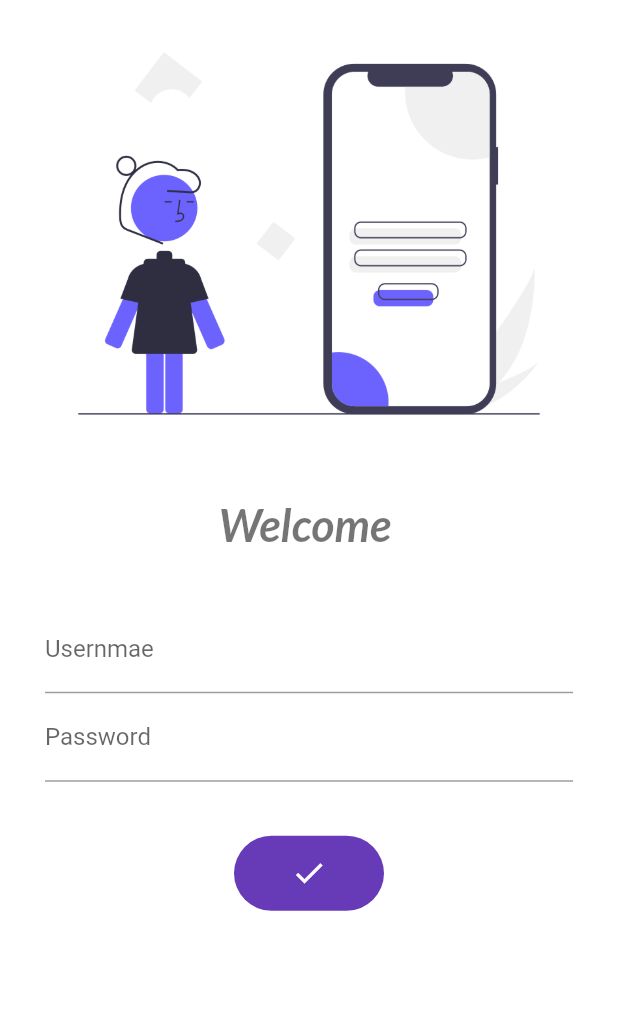
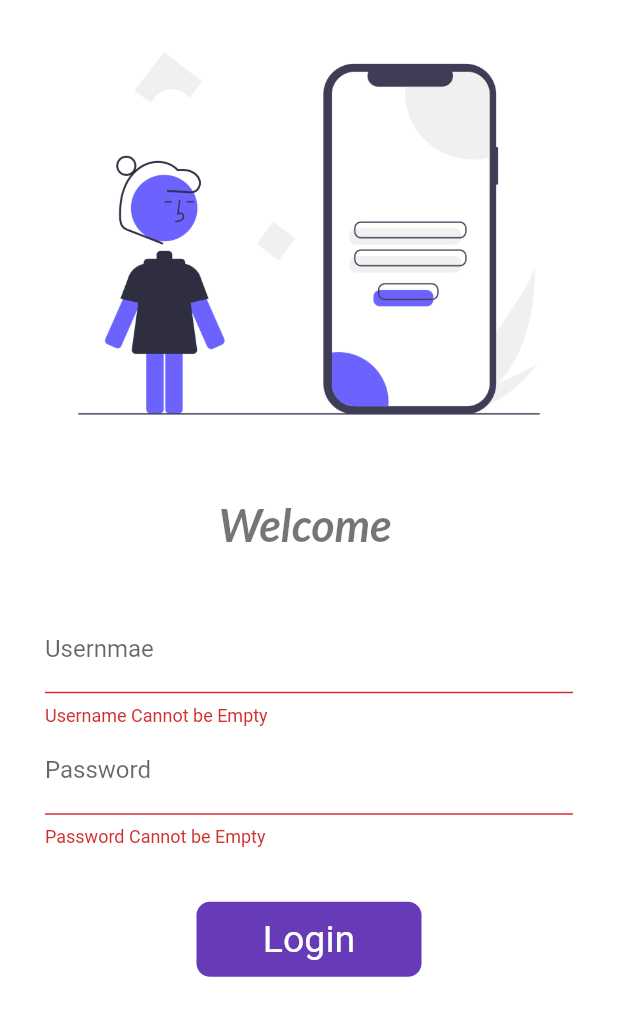
Before and after one commit to ig-sachin/flutter-ecommerce, a Flutter app: the screen it shows after launch, after a tap on "Login", on a phone screen of 412 x 824 dp. Shown: the top 1016 px of the screen. Run offline on Flutter 3.47's test engine with Material 2 defaults, Android fonts, the phone set to English and light mode, and no system bars; our stand-ins replace google_fonts.

Commit message:
Validate the username and Password Field

```diff
--- a/lib/Pages/LoginPage.dart
+++ b/lib/Pages/LoginPage.dart
@@ -10,6 +10,21 @@ class LoginPage extends StatefulWidget {
 class _LoginPageState extends State<LoginPage> {
   String name = "";
   bool changedButton = false;
+  final _formkey = GlobalKey<FormState>();
+
+  moveToHome(BuildContext context) async {
+    if (_formkey.currentState!.validate()) {
+      setState(() {
+        changedButton = true;
+      });
+      await Future.delayed(Duration(seconds: 1));
+      await Navigator.pushNamed(context, MyRoutes.homeRoute);
+      setState(() {
+        changedButton = false;
+      });
+    }
+  }
+
   @override
   Widget build(BuildContext context) {
     return Material(
@@ -38,9 +53,21 @@ class _LoginPageState extends State<LoginPage> {
             ),
             Padding(
               padding: const EdgeInsets.symmetric(vertical: 16, horizontal: 30),
+              child: Form(
+                key: _formkey,
                 child: Column(
                   children: [
                     TextFormField(
+                      validator: (value) {
+                        if (value!.isEmpty) {
+                          return "Username Cannot be Empty";
+                        }
+                        if (value.length < 3) {
+                          return "Username length greater than 3";
+                        } else {
+                          return null;
+                        }
+                      },
                       onChanged: (value) {
                         setState(() {
                           name = value;
@@ -50,6 +77,15 @@ class _LoginPageState extends State<LoginPage> {
                           hintText: "Username", labelText: "Usernmae"),
                     ),
                     TextFormField(
+                      validator: (value) {
+                        if (value!.isEmpty) {
+                          return "Password Cannot be Empty";
+                        } else if (value.length < 6) {
+                          return "Password Length sholud be greater than 6";
+                        } else {
+                          return null;
+                        }
+                      },
                       obscureText: true,
                       decoration: InputDecoration(
                           hintText: "Password", labelText: "Password"),
@@ -57,23 +93,17 @@ class _LoginPageState extends State<LoginPage> {
                   ],
                 ),
               ),
+            ),
             SizedBox(
               height: 20,
             ),
-            InkWell(
-              onTap: () async {
-                setState(() {
-                  changedButton = true;
-                });
-                await Future.delayed(Duration(seconds: 2));
-                Navigator.pushNamed(context, MyRoutes.homeRoute);
-              },
+            Material(
+              borderRadius: BorderRadius.circular(changedButton ? 150 : 9),
+              color: Colors.deepPurple,
+              child: InkWell(
+                onTap: () => moveToHome(context),
                 child: AnimatedContainer(
                   duration: Duration(seconds: 1),
-                decoration: BoxDecoration(
-                  borderRadius: BorderRadius.circular(changedButton ? 150 : 9),
-                  color: Colors.deepPurple,
-                ),
                   width: changedButton ? 100 : 150,
                   height: 50,
                   child: changedButton
@@ -92,6 +122,7 @@ class _LoginPageState extends State<LoginPage> {
                         ),
                 ),
               ),
+            ),
           ],
         ),
       ),
```
Lines whose indentation alone changed are shown as unchanged.
